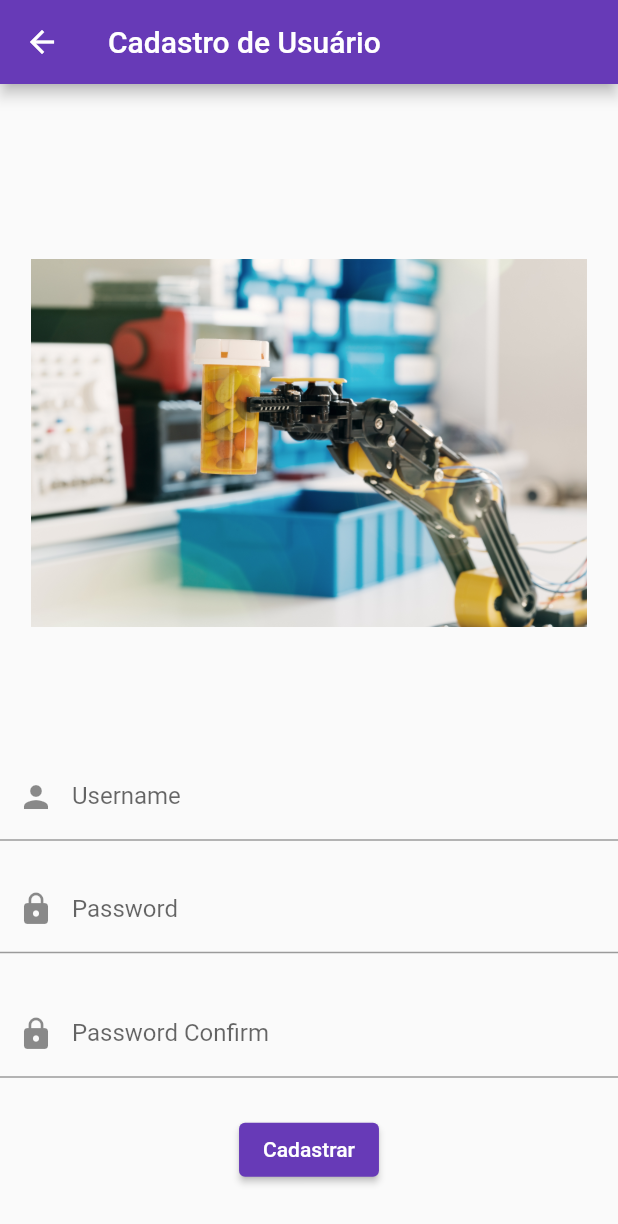
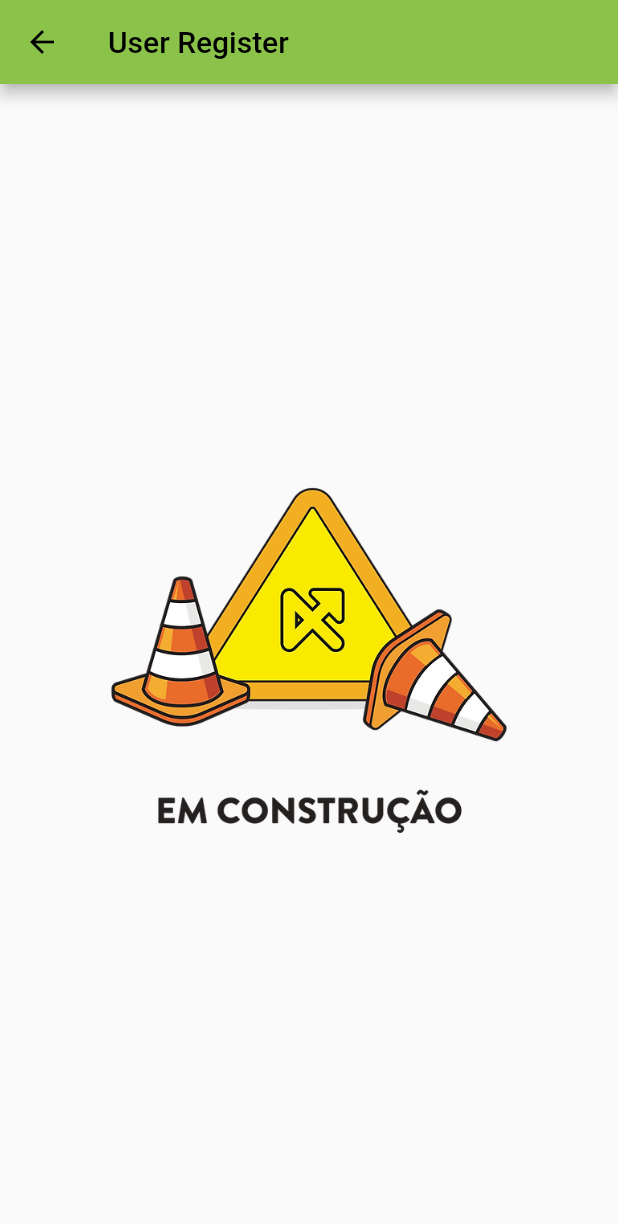
Before and after one commit to Milena-Calado/flutter_application, a Flutter app: the screen it shows after launch, after a tap on "Register", on a phone screen of 412 x 824 dp. Shown: the top 1224 px of the screen. Run offline on Flutter 3.47's test engine with Material 2 defaults, Android fonts, the phone set to English and light mode, and no system bars.

```diff
--- a/lib/cadastro.dart
+++ b/lib/cadastro.dart
@@ -1,94 +1,22 @@
-
 import 'package:flutter/material.dart';
-
-import 'login.dart';
 
 class CadastroPage extends StatelessWidget {
   const CadastroPage({Key? key}) : super(key: key);
-
-  final TextEditingController _usernameController = TextEditingController();
-  final TextEditingController _passwordController = TextEditingController();
-  final TextEditingController _passwordconfirmController = TextEditingController();
-
-  void _cadastro() {
-    String username = _usernameController.text;
-    String password = _passwordController.text;
-    String passwordconfirm = _passwordconfirmController.text;
-
-    // verificação de login
-    if (username == 'admin' && password == 'admin' && passwordconfirm == 'admin') {
-      Navigator.pushReplacement(
-        context,
-        MaterialPageRoute(
-          builder: (context) => HomePage(username: username),
-        ),
-      );
-    } else {
-      showDialog(
-        context: context,
-        builder: (context) => AlertDialog(
-          title: const Text('Register error'),
-          content: const Text('Invalid credentials. Try again.'),
-          actions: [
-            TextButton(
-              onPressed: () => Navigator.pop(context),
-              child: const Text('OK'),
-            ),
-          ],
-        ),
-      );
-    }
-  }
 
   @override
   Widget build(BuildContext context) {
     return Scaffold(
       appBar: AppBar(
-        title: const Text('Cadastro de Usuário'),
+        title: const Text('User Register'),
       ),
       body: Center(
         child: Column(
           mainAxisAlignment: MainAxisAlignment.center,
-          children: <Widget>[
-            Align(
-              alignment: Alignment.topCenter,
-              child: ClipPath(
-                child: Image.asset(
-                  'assets/logo_inicial.png',
-                  width: MediaQuery.of(context).size.width * 0.9,
-                  height: MediaQuery.of(context).size.height * 0.5,
-                ),
-              ),
-            ),
-            TextFormField(
-              controller: _usernameController,
-              decoration: const InputDecoration(
-                labelText: 'Username',
-                prefixIcon: Icon(Icons.person),
-              ),
-            ),
-            const SizedBox(height: 16),
-            TextFormField(
-              controller: _passwordController,
-              obscureText: true,
-              decoration: const InputDecoration(
-                labelText: 'Password',
-                prefixIcon: Icon(Icons.lock),
-              ),
-            ),
-            const SizedBox(height: 24),
-            TextFormField(
-              controller: _passwordconfirmController,
-              obscureText: true,
-              decoration: const InputDecoration(
-                labelText: 'Password Confirm',
-                prefixIcon: Icon(Icons.lock),
-              ),
-            ),
-            const SizedBox(height: 24),
-            ElevatedButton(
-              onPressed: _cadastro,
-              child: const Text('Cadastrar'),
+          children: [
+            Image.asset(
+              'assets/construcao.png', // Caminho da imagem
+              width: 300, // Largura da imagem
+              height: 300, // Altura da imagem
             ),
           ],
         ),
@@ -96,3 +24,57 @@ class CadastroPage extends StatelessWidget {
     );
   }
 }
+
+
+
+      // body: Center(
+      //   child: Column(
+      //     mainAxisAlignment: MainAxisAlignment.center,
+      //     children: <Widget>[
+      //       Align(
+      //         alignment: Alignment.topCenter,
+      //         child: ClipPath(
+      //           child: Image.asset(
+      //             'assets/logo_inicial.png',
+      //             width: MediaQuery.of(context).size.width * 0.9,
+      //             height: MediaQuery.of(context).size.height * 0.5,
+      //           ),
+      //         ),
+      //       ),
+
+//             TextFormField(
+//               controller: _usernameController,
+//               decoration: const InputDecoration(
+//                 labelText: 'Username',
+//                 prefixIcon: Icon(Icons.person),
+//               ),
+//             ),
+//             const SizedBox(height: 16),
+//             TextFormField(
+//               controller: _passwordController,
+//               obscureText: true,
+//               decoration: const InputDecoration(
+//                 labelText: 'Password',
+//                 prefixIcon: Icon(Icons.lock),
+//               ),
+//             ),
+//             const SizedBox(height: 24),
+//             TextFormField(
+//               controller: _passwordconfirmController,
+//               obscureText: true,
+//               decoration: const InputDecoration(
+//                 labelText: 'Password Confirm',
+//                 prefixIcon: Icon(Icons.lock),
+//               ),
+//             ),
+//             const SizedBox(height: 24),
+//             ElevatedButton(
+//               onPressed: _cadastro,
+//               child: const Text('Cadastrar'),
+//             ),
+//           ],
+//         ),
+//       ),
+//     );
+//   }
+// }
--- a/lib/login.dart
+++ b/lib/login.dart
@@ -1,4 +1,3 @@
-
 import 'package:flutter/material.dart';
 import 'package:flutter_application/main.dart';
 
@@ -7,7 +6,7 @@ class HomePage extends StatelessWidget {
 
   const HomePage({Key? key, required this.username}) : super(key: key);
 
- @override
+  @override
   Widget build(BuildContext context) {
     return Scaffold(
       appBar: AppBar(
@@ -24,8 +23,17 @@ class HomePage extends StatelessWidget {
           },
         ),
       ),
-      body: const Center(
-        child: Text('Página Inicial após o Login'),
+      body: Center(
+        child: Column(
+          mainAxisAlignment: MainAxisAlignment.center,
+          children: [
+            Image.asset(
+              'assets/construcao.png', // Caminho da imagem
+              width: 300, // Largura da imagem
+              height: 300, // Altura da imagem
+            ),
+          ],
+        ),
       ),
     );
   }
--- a/lib/main.dart
+++ b/lib/main.dart
@@ -15,7 +15,7 @@ class MyApp extends StatelessWidget {
     return MaterialApp(
       title: 'Farmacia HC',
       theme: ThemeData(
-        primarySwatch: Colors.deepPurple,
+        primarySwatch: Colors.lightGreen,
       ),
       home: const LoginPage(), // Alterando para a página de login
     );
@@ -76,7 +76,7 @@ class _LoginPageState extends State<LoginPage> {
   Widget build(BuildContext context) {
     return Scaffold(
       appBar: AppBar(
-        title: const Text('Login'),
+        title: const Text('Farmacia HC'),
       ),
       body: Center(
         child: Column(
@@ -92,20 +92,36 @@ class _LoginPageState extends State<LoginPage> {
                 ),
               ),
             ),
-            TextFormField(
+            Container(
+              constraints: const BoxConstraints(
+                  maxWidth: 400), // Defina a largura máxima desejada
+              child: TextFormField(
                 controller: _usernameController,
+                style: const TextStyle(
+                    fontSize: 18), // Defina o tamanho da fonte desejado
                 decoration: const InputDecoration(
                   labelText: 'Username',
                   prefixIcon: Icon(Icons.person),
+                  contentPadding: EdgeInsets.symmetric(
+                      vertical: 16,
+                      horizontal: 20), // Ajuste o espaçamento interno
                 ),
               ),
-            const SizedBox(height: 16),
-            TextFormField(
+            ),
+            Container(
+              constraints: const BoxConstraints(
+                  maxWidth: 400), // Defina a largura máxima desejada
+              child: TextFormField(
                 controller: _passwordController,
-              obscureText: true,
+                style: const TextStyle(
+                    fontSize: 18), // Defina o tamanho da fonte desejado
                 decoration: const InputDecoration(
                   labelText: 'Password',
                   prefixIcon: Icon(Icons.lock),
+                  contentPadding: EdgeInsets.symmetric(
+                      vertical: 16,
+                      horizontal: 20), // Ajuste o espaçamento interno
+                ),
               ),
             ),
             const SizedBox(height: 24),
--- a/pubspec.yaml
+++ b/pubspec.yaml
@@ -54,6 +54,7 @@ dev_dependencies:
 flutter:
   assets:
     - assets/logo_inicial.png
+    - assets/construcao.png
 
   # The following line ensures that the Material Icons font is
   # included with your application, so that you can use the icons in
```
Also changed, not shown: assets/construcao.png (added). Lines whose indentation alone changed are shown as unchanged.
